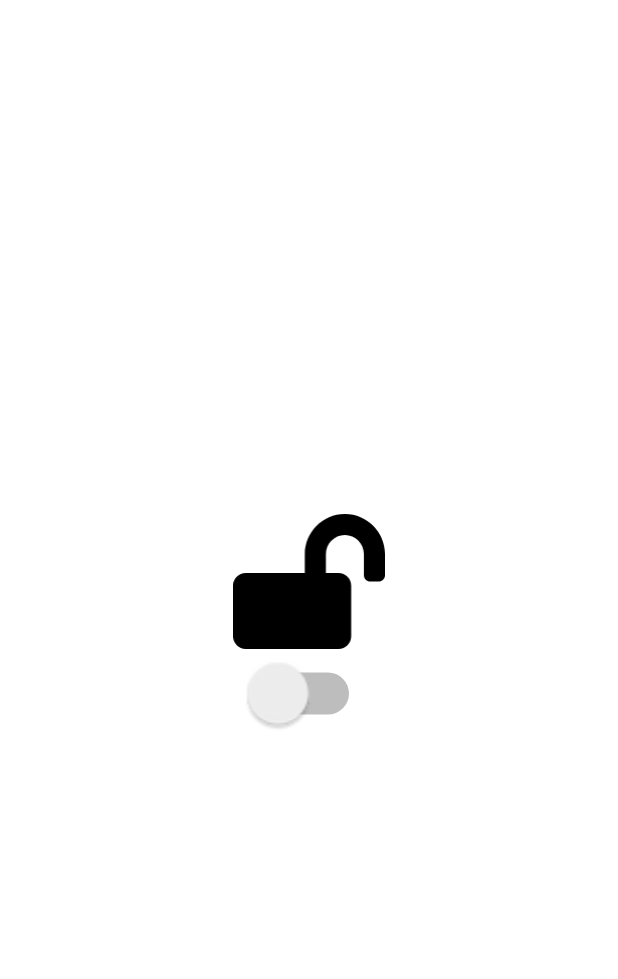
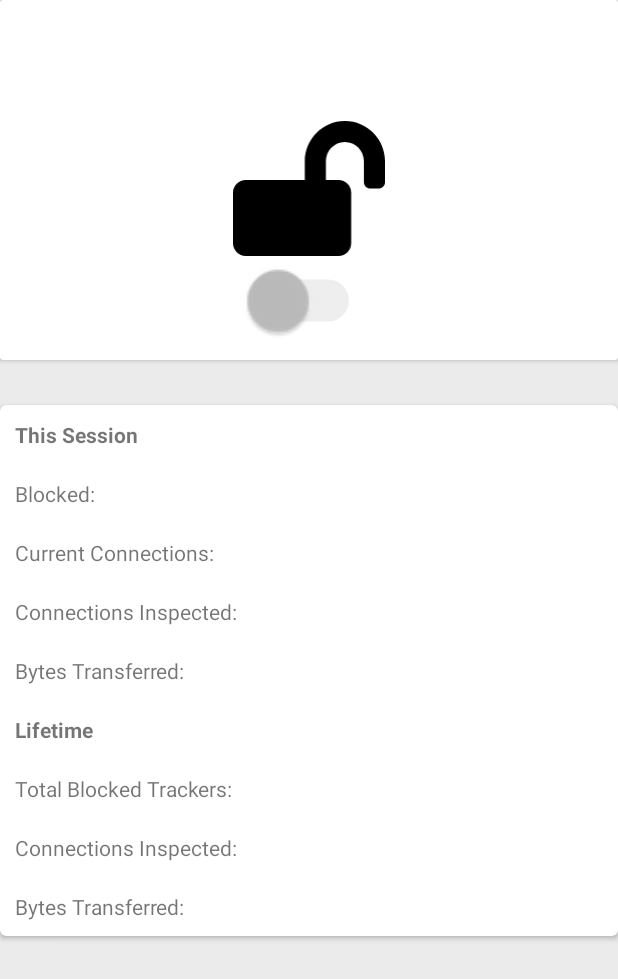
Before and after one commit to jawline/Puffer, an Android app: the screen it shows after launch (SecurityWall), on a phone screen of 412 x 824 dp. Shown: the top 979 px of the screen. Run offline under Robolectric (Android 15) with nearby library versions, the light colour scheme and no system bars.

Commit message:
Improving the UI

```diff
--- a/app/src/main/res/layout/activity_main.xml
+++ b/app/src/main/res/layout/activity_main.xml
@@ -2,41 +2,182 @@
 <androidx.constraintlayout.widget.ConstraintLayout xmlns:android="http://schemas.android.com/apk/res/android"
     xmlns:app="http://schemas.android.com/apk/res-auto"
     xmlns:tools="http://schemas.android.com/tools"
-    android:orientation="vertical"
     android:layout_width="fill_parent"
     android:layout_height="fill_parent"
-    android:background="#FFFFFF"
+    android:background="#ebebeb"
+    android:orientation="vertical"
     tools:context=".SecurityWall">
 
 
+    <androidx.cardview.widget.CardView
+        android:id="@+id/toggle_view"
+        android:layout_width="fill_parent"
+        android:layout_height="wrap_content"
+        app:layout_constraintEnd_toEndOf="parent"
+        app:layout_constraintStart_toStartOf="parent"
+        app:layout_constraintTop_toTopOf="parent">
+
         <androidx.constraintlayout.widget.ConstraintLayout
             android:layout_width="match_parent"
-        android:layout_height="180dp"
-        app:layout_constraintBottom_toBottomOf="parent"
-        app:layout_constraintTop_toTopOf="parent">
+            android:layout_height="240dp">
+
+            <TextView
+                android:id="@+id/status_text"
+                android:layout_width="wrap_content"
+                android:layout_height="wrap_content"
+                app:layout_constraintTop_toTopOf="parent"
+                app:layout_constraintBottom_toTopOf="@id/status_image"
+                app:layout_constraintEnd_toEndOf="parent"
+                app:layout_constraintStart_toStartOf="parent"
+                android:textStyle="bold"
+                android:textSize="30dp"></TextView>
 
             <ImageView
-            android:id="@+id/image_status"
+                android:id="@+id/status_image"
                 android:layout_width="wrap_content"
                 android:layout_height="90dp"
-            app:layout_constraintBottom_toTopOf="@id/enable_switch"
+                app:layout_constraintBottom_toTopOf="@id/status_toggle"
                 app:layout_constraintEnd_toEndOf="parent"
                 app:layout_constraintStart_toStartOf="parent"
                 app:srcCompat="@drawable/ic_lock_open" />
 
             <Switch
-            android:id="@+id/enable_switch"
+                android:id="@+id/status_toggle"
                 android:layout_width="wrap_content"
                 android:layout_height="wrap_content"
+                android:enabled="false"
+                android:onClick="toggleProtection"
+                android:paddingTop="40dp"
                 android:paddingBottom="80dp"
-            android:paddingTop="40dp"
                 android:scaleX="2"
                 android:scaleY="2"
                 app:layout_constraintBottom_toBottomOf="parent"
                 app:layout_constraintEnd_toEndOf="parent"
                 app:layout_constraintStart_toStartOf="parent"
-            app:layout_constraintTop_toBottomOf="parent"
-            android:onClick="toggleProtection"/>
-    </androidx.constraintlayout.widget.ConstraintLayout>
+                app:layout_constraintTop_toBottomOf="parent" />
 
         </androidx.constraintlayout.widget.ConstraintLayout>
+    </androidx.cardview.widget.CardView>
+
+    <androidx.cardview.widget.CardView
+        android:layout_width="fill_parent"
+        android:layout_height="wrap_content"
+        android:layout_marginTop="30dp"
+        app:cardBackgroundColor="@color/white"
+        app:cardCornerRadius="4dp"
+        app:layout_constraintEnd_toEndOf="parent"
+        app:layout_constraintTop_toBottomOf="@id/toggle_view">
+
+        <TableLayout
+            android:layout_width="fill_parent"
+            android:layout_height="match_parent"
+            android:stretchColumns="1">
+
+            <TableRow>
+
+                <TextView
+                    android:padding="10dp"
+                    android:text="This Session"
+                    android:textStyle="bold" />
+            </TableRow>
+
+            <TableRow>
+
+                <TextView
+                    android:padding="10dp"
+                    android:text="Blocked:" />
+
+                <TextView
+                    android:id="@+id/session_blocked"
+                    android:gravity="right"
+                    android:padding="10dp"
+                    android:text="" />
+            </TableRow>
+
+
+            <TableRow>
+                <TextView
+                    android:padding="10dp"
+                    android:text="Current Connections:" />
+
+                <TextView
+                    android:id="@+id/current_connections"
+                    android:gravity="right"
+                    android:padding="10dp"
+                    android:text="" />
+            </TableRow>
+
+            <TableRow>
+
+                <TextView
+                    android:padding="10dp"
+                    android:text="Connections Inspected:" />
+
+                <TextView
+                    android:id="@+id/session_connections"
+                    android:gravity="right"
+                    android:padding="10dp"
+                    android:text="" />
+            </TableRow>
+
+            <TableRow>
+
+                <TextView
+                    android:padding="10dp"
+                    android:text="Bytes Transferred:" />
+
+                <TextView
+                    android:id="@+id/session_bytes"
+                    android:gravity="right"
+                    android:padding="10dp"
+                    android:text="" />
+            </TableRow>
+
+            <TableRow>
+
+                <TextView
+                    android:padding="10dp"
+                    android:text="Lifetime"
+                    android:textStyle="bold" />
+            </TableRow>
+
+            <TableRow>
+                <TextView
+                    android:padding="10dp"
+                    android:text="Total Blocked Trackers:" />
+
+                <TextView
+                    android:id="@+id/total_blocked"
+                    android:gravity="right"
+                    android:padding="10dp"
+                    android:text="" />
+            </TableRow>
+
+            <TableRow>
+                <TextView
+                    android:padding="10dp"
+                    android:text="Connections Inspected:" />
+
+                <TextView
+                    android:id="@+id/total_connections"
+                    android:gravity="right"
+                    android:padding="10dp"
+                    android:text="" />
+            </TableRow>
+
+            <TableRow>
+
+                <TextView
+                    android:padding="10dp"
+                    android:text="Bytes Transferred:" />
+
+                <TextView
+                    android:id="@+id/total_bytes"
+                    android:gravity="right"
+                    android:padding="10dp"
+                    android:text="" />
+            </TableRow>
+        </TableLayout>
+    </androidx.cardview.widget.CardView>
+
+</androidx.constraintlayout.widget.ConstraintLayout>
--- a/app/src/main/res/values/strings.xml
+++ b/app/src/main/res/values/strings.xml
@@ -2,6 +2,9 @@
     <string name="app_name">SecurityWall</string>
     <string name="monitored">Current Connections: </string>
     <string name="life_monitored">Total Checked Connections: </string>
-    <string name="blocked_trackers">Blocked Trackers: </string>
+    <string name="blocked_trackers">Blocked Trackers (This Session): </string>
+    <string name="life_blocked_trackers">Blocked Trackers (Overall): </string>
+    <string name="user_protected">Protected!</string>
+    <string name="user_unprotected">Unprotected</string>
     <string name="switch_off">Lower Shields</string>
 </resources>
```
Also changed, not shown: app/src/main/AndroidManifest.xml (+14 -1 lines), app/src/main/java/com/parsed/securitywall/BootService.kt (added, +52 -0 lines), app/src/main/java/com/parsed/securitywall/SecurityFilter.kt (+34 -29 lines), app/src/main/java/com/parsed/securitywall/SecurityService.kt (+57 -71 lines), app/src/main/java/com/parsed/securitywall/SecurityStatistics.kt (added, +49 -0 lines), app/src/main/java/com/parsed/securitywall/SecurityWall.kt (+61 -39 lines), app/src/main/java/com/parsed/securitywall/Util.kt (added, +28 -0 lines), gradle/wrapper/gradle-wrapper.properties, 3 other files. Lines whose indentation alone changed are shown as unchanged.
